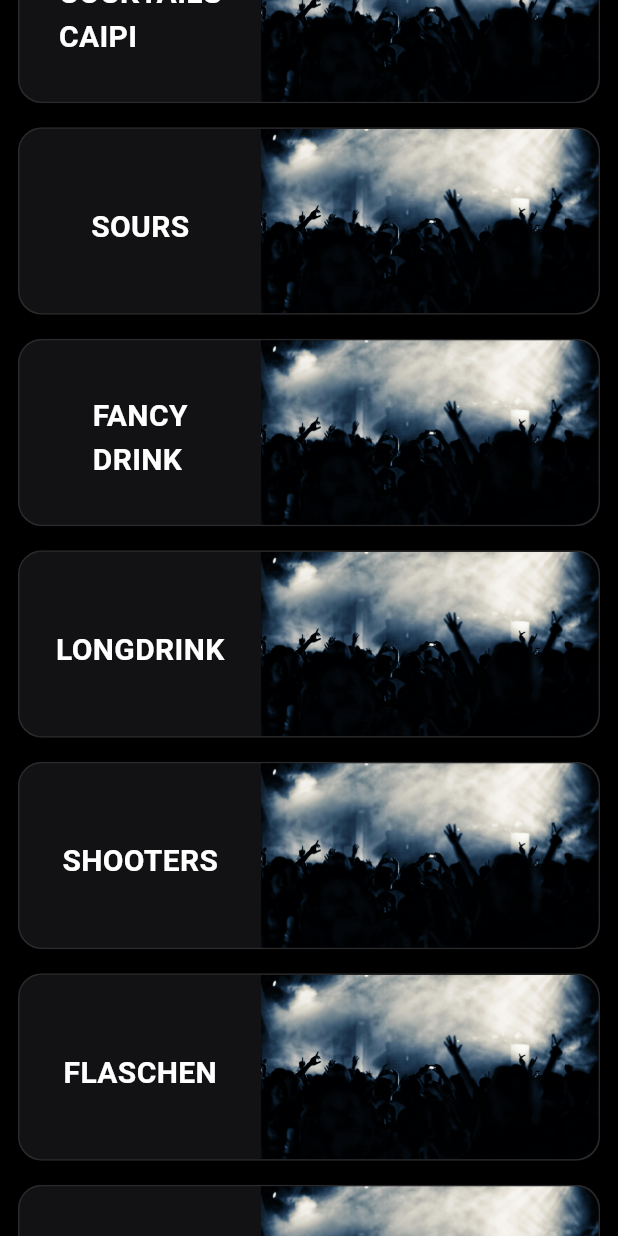
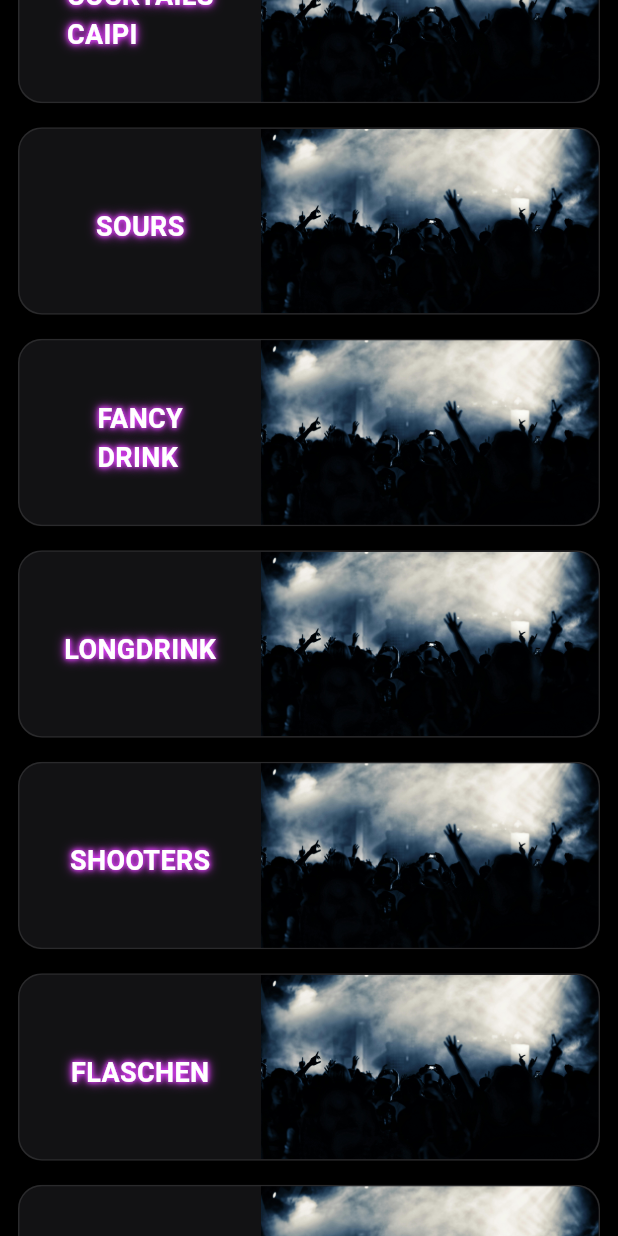
Before and after one commit to Khaled-Alsouleman/KHSHISHA, a Flutter app: the screen it shows after launch, scrolled down 1152 dp, on a phone screen of 412 x 824 dp. Run offline on Flutter 3.47's test engine with Material 3 defaults, Android fonts, the light colour scheme and no system bars; our stand-ins replace responsive_builder, shimmer_animation; missing offline and left inert: particles_flutter.

Commit message:
Implement GlowText items for categories

```diff
--- a/lib/main.dart
+++ b/lib/main.dart
@@ -51,29 +51,209 @@ class _MyHomePageState extends State<MyHomePage> {
   Widget build(BuildContext context) {
     final screen = MediaQuery.of(context).size;
 
-    // Deine Items für die Karten (unter dem Panel)
     final items = <_CatItem>[
-      _CatItem('COCKTAILS\nCLASSIC', 'assets/images/classic_menu.jpg', const ClassicScreen()),
-      _CatItem('HIGH BALLSE', 'assets/images/dance.jpg', const ClassicScreen()),
-      _CatItem('COCKTAILS\nSTRONG', 'assets/images/dance.jpg', const ClassicScreen()),
-      _CatItem('COCKTAILS\nCAIPI', 'assets/images/dance.jpg', const ClassicScreen()),
-      _CatItem('SOURS', 'assets/images/dance.jpg', const ClassicScreen()),
-      _CatItem('FANCY\nDRINK', 'assets/images/dance.jpg', const ClassicScreen()),
-      _CatItem('LONGDRINK', 'assets/images/dance.jpg', const ClassicScreen()),
-      _CatItem('SHOOTERS', 'assets/images/dance.jpg', const ClassicScreen()),
-      _CatItem('FLASCHEN', 'assets/images/dance.jpg', const ClassicScreen()),
-      _CatItem('BIER', 'assets/images/dance.jpg', const ClassicScreen()),
-      _CatItem('SEKT &\nWEIN', 'assets/images/dance.jpg', const ClassicScreen()),
-      _CatItem('ENERGY\nDRINKS', 'assets/images/dance.jpg', const ClassicScreen()),
-      _CatItem('SOFTDRINKS', 'assets/images/dance.jpg', const ClassicScreen()),
-      _CatItem('HAUSGEMACHTE EISTEE & \nLIMONADE', 'assets/images/dance.jpg', const ClassicScreen()),
-      _CatItem('COCKTAILS\nALKOHOLFREI', 'assets/images/dance.jpg', const ClassicScreen()),
-      _CatItem('SHAKE', 'assets/images/dance.jpg', const ClassicScreen()),
-      _CatItem('HEISSE GETRÄNKE', 'assets/images/dance.jpg', const ClassicScreen()),
-      _CatItem('SNACKS', 'assets/images/dance.jpg', const ClassicScreen()),
-      _CatItem('SNACKSPIZZA &\nBAGUETTE', 'assets/images/dance.jpg', const ClassicScreen()),
-      _CatItem('SHISHA', 'assets/images/dance.jpg', const ClassicScreen()),
+      _CatItem(
+        const GlowText(
+          'COCKTAILS\nCLASSIC',
+          glowColor: Colors.purpleAccent,
+          fontSize: 18,
+          fontWeight: FontWeight.bold,
+        ),
+        'assets/images/classic_menu.jpg',
+        const ClassicScreen(),
+      ),
+      _CatItem(
+        const GlowText(
+          'HIGH BALLSE',
+          glowColor: Colors.purpleAccent,
+          fontSize: 18,
+          fontWeight: FontWeight.bold,
+        ),
+        'assets/images/dance.jpg',
+        const ClassicScreen(),
+      ),
+      _CatItem(
+        const GlowText(
+          'COCKTAILS\nSTRONG',
+          glowColor: Colors.purpleAccent,
+          fontSize: 18,
+          fontWeight: FontWeight.bold,
+        ),
+        'assets/images/dance.jpg',
+        const ClassicScreen(),
+      ),
+      _CatItem(
+        const GlowText(
+          'COCKTAILS\nCAIPI',
+          glowColor: Colors.purpleAccent,
+          fontSize: 18,
+          fontWeight: FontWeight.bold,
+        ),
+        'assets/images/dance.jpg',
+        const ClassicScreen(),
+      ),
+      _CatItem(
+        const GlowText(
+          'SOURS',
+          glowColor: Colors.purpleAccent,
+          fontSize: 18,
+          fontWeight: FontWeight.bold,
+        ),
+        'assets/images/dance.jpg',
+        const ClassicScreen(),
+      ),
+      _CatItem(
+        const GlowText(
+          'FANCY\nDRINK',
+          glowColor: Colors.purpleAccent,
+          fontSize: 18,
+          fontWeight: FontWeight.bold,
+        ),
+        'assets/images/dance.jpg',
+        const ClassicScreen(),
+      ),
+      _CatItem(
+        const GlowText(
+          'LONGDRINK',
+          glowColor: Colors.purpleAccent,
+          fontSize: 18,
+          fontWeight: FontWeight.bold,
+        ),
+        'assets/images/dance.jpg',
+        const ClassicScreen(),
+      ),
+      _CatItem(
+        const GlowText(
+          'SHOOTERS',
+          glowColor: Colors.purpleAccent,
+          fontSize: 18,
+          fontWeight: FontWeight.bold,
+        ),
+        'assets/images/dance.jpg',
+        const ClassicScreen(),
+      ),
+      _CatItem(
+        const GlowText(
+          'FLASCHEN',
+          glowColor: Colors.purpleAccent,
+          fontSize: 18,
+          fontWeight: FontWeight.bold,
+        ),
+        'assets/images/dance.jpg',
+        const ClassicScreen(),
+      ),
+      _CatItem(
+        const GlowText(
+          'BIER',
+          glowColor: Colors.purpleAccent,
+          fontSize: 18,
+          fontWeight: FontWeight.bold,
+        ),
+        'assets/images/dance.jpg',
+        const ClassicScreen(),
+      ),
+      _CatItem(
+        const GlowText(
+          'SEKT &\nWEIN',
+          glowColor: Colors.purpleAccent,
+          fontSize: 18,
+          fontWeight: FontWeight.bold,
+        ),
+        'assets/images/dance.jpg',
+        const ClassicScreen(),
+      ),
+      _CatItem(
+        const GlowText(
+          'ENERGY\nDRINKS',
+          glowColor: Colors.purpleAccent,
+          fontSize: 18,
+          fontWeight: FontWeight.bold,
+        ),
+        'assets/images/dance.jpg',
+        const ClassicScreen(),
+      ),
+      _CatItem(
+        const GlowText(
+          'SOFTDRINKS',
+          glowColor: Colors.purpleAccent,
+          fontSize: 18,
+          fontWeight: FontWeight.bold,
+        ),
+        'assets/images/dance.jpg',
+        const ClassicScreen(),
+      ),
+      _CatItem(
+        const GlowText(
+          'HAUSGEMACHTE EISTEE & \nLIMONADE',
+          glowColor: Colors.purpleAccent,
+          fontSize: 18,
+          fontWeight: FontWeight.bold,
+        ),
+        'assets/images/dance.jpg',
+        const ClassicScreen(),
+      ),
+      _CatItem(
+        const GlowText(
+          'COCKTAILS\nALKOHOLFREI',
+          glowColor: Colors.purpleAccent,
+          fontSize: 18,
+          fontWeight: FontWeight.bold,
+        ),
+        'assets/images/dance.jpg',
+        const ClassicScreen(),
+      ),
+      _CatItem(
+        const GlowText(
+          'SHAKE',
+          glowColor: Colors.purpleAccent,
+          fontSize: 18,
+          fontWeight: FontWeight.bold,
+        ),
+        'assets/images/dance.jpg',
+        const ClassicScreen(),
+      ),
+      _CatItem(
+        const GlowText(
+          'HEISSE GETRÄNKE',
+          glowColor: Colors.purpleAccent,
+          fontSize: 18,
+          fontWeight: FontWeight.bold,
+        ),
+        'assets/images/dance.jpg',
+        const ClassicScreen(),
+      ),
+      _CatItem(
+        const GlowText(
+          'SNACKS',
+          glowColor: Colors.purpleAccent,
+          fontSize: 18,
+          fontWeight: FontWeight.bold,
+        ),
+        'assets/images/dance.jpg',
+        const ClassicScreen(),
+      ),
+      _CatItem(
+        const GlowText(
+          'SNACKSPIZZA &\nBAGUETTE',
+          glowColor: Colors.purpleAccent,
+          fontSize: 18,
+          fontWeight: FontWeight.bold,
+        ),
+        'assets/images/dance.jpg',
+        const ClassicScreen(),
+      ),
+      _CatItem(
+        const GlowText(
+          'SHISHA',
+          glowColor: Colors.purpleAccent,
+          fontSize: 18,
+          fontWeight: FontWeight.bold,
+        ),
+        'assets/images/dance.jpg',
+        const ClassicScreen(),
+      ),
     ];
+
 
     return Scaffold(
       backgroundColor: Colors.black,
@@ -315,7 +495,7 @@ class _CategoryCard extends StatelessWidget {
     this.onTap,
   });
 
-  final String title;
+  final GlowText title;
   final String imagePath;
   final VoidCallback? onTap;
 
@@ -344,26 +524,16 @@ class _CategoryCard extends StatelessWidget {
           child: Row(
             mainAxisAlignment: MainAxisAlignment.center,
             children: [
-              // Linke Textseite
               Expanded(
                 flex: 5,
                 child: Column(
                   mainAxisAlignment: MainAxisAlignment.center,
                   children: [
                     const SizedBox(height: 8),
-                    Text(
-                      title.toUpperCase(),
-                      style: const TextStyle(
-                          color: Colors.white,
-                          fontSize: 20,
-                          fontWeight: FontWeight.bold),
-                      maxLines: 3,
-                      overflow: TextOverflow.ellipsis,
-                    ),
+                  title,
                   ],
                 ),
               ),
-              // Rechte Bildseite
               Expanded(
                 flex: 7,
                 child: ClipRRect(
@@ -444,7 +614,7 @@ class CategoryScreen extends StatelessWidget {
 }
 
 class _CatItem {
-  final String title;
+  final GlowText title;
   final String imagePath;
   final Widget child;
   _CatItem(this.title, this.imagePath, this.child);
```
